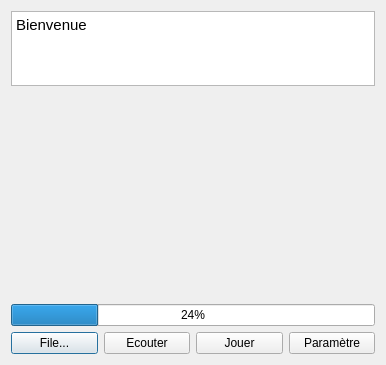
AndyChalendard/Karaoke, file UI/mainWindows.ui: the form before one commit.
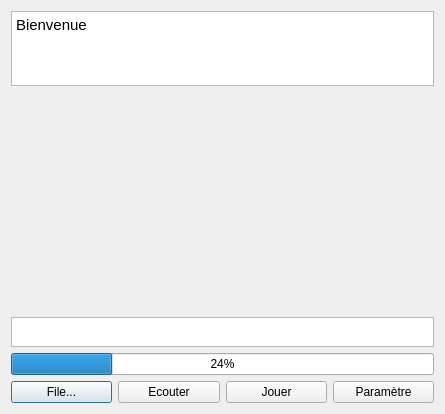
The form after the commit.

Patch:
```diff
--- a/UI/mainWindows.ui
+++ b/UI/mainWindows.ui
@@ -9,8 +9,8 @@
    <rect>
     <x>0</x>
     <y>0</y>
-    <width>386</width>
-    <height>365</height>
+    <width>445</width>
+    <height>414</height>
    </rect>
   </property>
   <property name="windowTitle">
@@ -50,6 +50,16 @@
        <widget class="QWidget" name="dockWidgetContents"/>
       </widget>
      </item>
+     <item>
+      <widget class="QTextBrowser" name="textBrowser_2">
+       <property name="maximumSize">
+        <size>
+         <width>16777215</width>
+         <height>30</height>
+        </size>
+       </property>
+      </widget>
+     </item>
      <item>
       <widget class="QProgressBar" name="progressBar">
        <property name="value">
```
